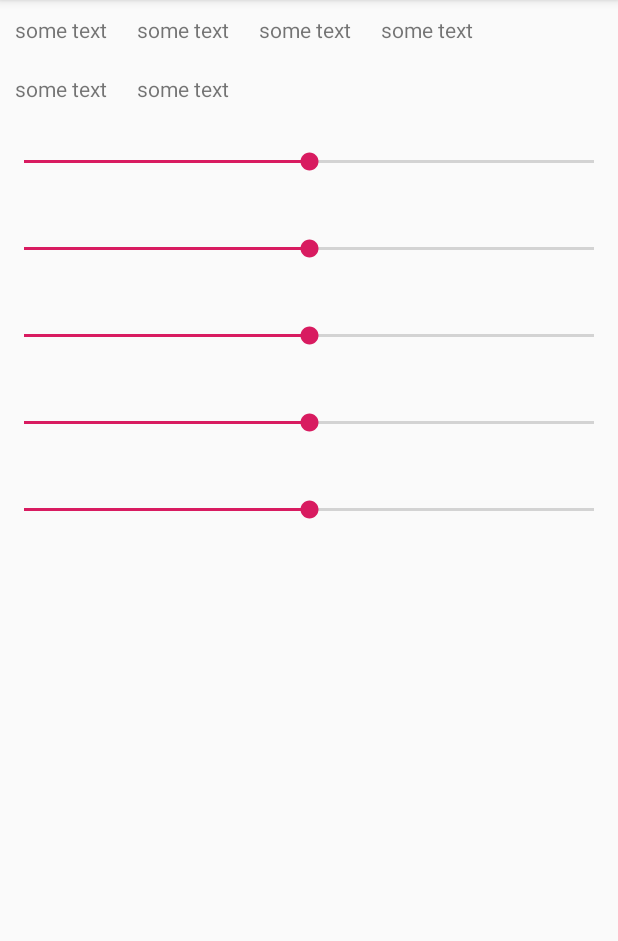
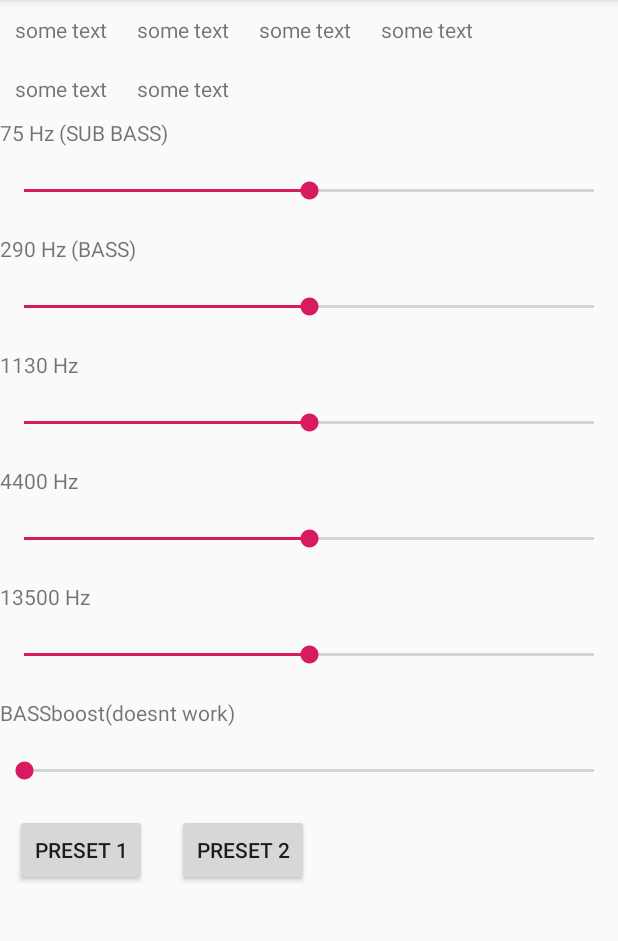
Before and after one commit to JackKetch1686/Equalizer, an Android app: the EqualizerActivity screen opened directly, with no data from a screen before it, on a phone screen of 412 x 824 dp, the part 84-1025 px from its top. Run offline under Robolectric (Android 15) with nearby library versions, the light colour scheme and no system bars; 7 statements that could not run were skipped.

Commit message:
Added disclaimers and presets. BASSboost doesnt work now.

```diff
--- a/app/src/main/res/layout/activity_equalizer.xml
+++ b/app/src/main/res/layout/activity_equalizer.xml
@@ -50,7 +50,7 @@
         <TextView
                 android:layout_width="wrap_content"
                 android:layout_height="wrap_content"
-                android:id="@+id/tex_min_freq"
+                android:id="@+id/text_bassboost_strength"
                 android:layout_marginVertical="10dp"
                 android:layout_marginHorizontal="10dp"
                 android:text="some text"
@@ -65,6 +65,11 @@
 
         />
     </LinearLayout>
+    <TextView
+            android:layout_width="wrap_content"
+            android:layout_height="wrap_content"
+            android:text = "75 Hz (SUB BASS)"
+    />
     <SeekBar
             android:layout_width="match_parent"
             android:layout_height="wrap_content"
@@ -73,8 +78,11 @@
             android:max="1500"
             android:min="-1500"
             android:progress="0"
-            android:rotation="0"
-
+    />
+    <TextView
+            android:layout_width="wrap_content"
+            android:layout_height="wrap_content"
+            android:text = "290 Hz (BASS)"
     />
     <SeekBar
             android:layout_width="match_parent"
@@ -85,6 +93,11 @@
             android:min="-1500"
             android:progress="0"
     />
+    <TextView
+            android:layout_width="wrap_content"
+            android:layout_height="wrap_content"
+            android:text = "1130 Hz"
+    />
     <SeekBar
             android:layout_width="match_parent"
             android:layout_height="wrap_content"
@@ -93,6 +106,11 @@
             android:max="1500"
             android:min="-1500"
             android:progress="0"
+    />
+    <TextView
+            android:layout_width="wrap_content"
+            android:layout_height="wrap_content"
+            android:text = "4400 Hz"
     />
     <SeekBar
             android:layout_width="match_parent"
@@ -103,6 +121,11 @@
             android:min="-1500"
             android:progress="0"
     />
+    <TextView
+            android:layout_width="wrap_content"
+            android:layout_height="wrap_content"
+            android:text = "13500 Hz"
+    />
     <SeekBar
             android:layout_width="match_parent"
             android:layout_height="wrap_content"
@@ -112,4 +135,39 @@
             android:min="-1500"
             android:progress="0"
     />
+    <TextView
+            android:layout_width="wrap_content"
+            android:layout_height="wrap_content"
+            android:text = "BASSboost(doesnt work)"
+    />
+    <SeekBar
+            android:layout_width="match_parent"
+            android:layout_height="wrap_content"
+            android:layout_marginVertical="20dp"
+            android:id="@+id/eq_seek_bar_BASS"
+            android:max="1000"
+            android:min="0"
+            android:progress="0"
+    />
+    <LinearLayout
+            android:layout_width="match_parent"
+            android:layout_height="wrap_content"
+    >
+        <Button
+                android:layout_width="wrap_content"
+                android:layout_height="wrap_content"
+                android:id = "@+id/preset_1"
+                android:text = "Preset 1"
+                android:layout_marginHorizontal="10dp"
+
+        />
+        <Button
+                android:layout_width="wrap_content"
+                android:layout_height="wrap_content"
+                android:id = "@+id/preset_2"
+                android:text = "Preset 2"
+                android:layout_marginHorizontal="10dp"
+
+        />
+    </LinearLayout>
 </LinearLayout>
```
Also changed, not shown: app/src/main/java/ru/spb/designedBy239School/advancedMusicPlayer/EqualizerActivity.kt (+29 -12 lines), app/src/main/java/ru/spb/designedBy239School/advancedMusicPlayer/MainActivity.kt (+7 -9 lines), app/src/main/res/layout/activity_main.xml (+14 -1 lines).
